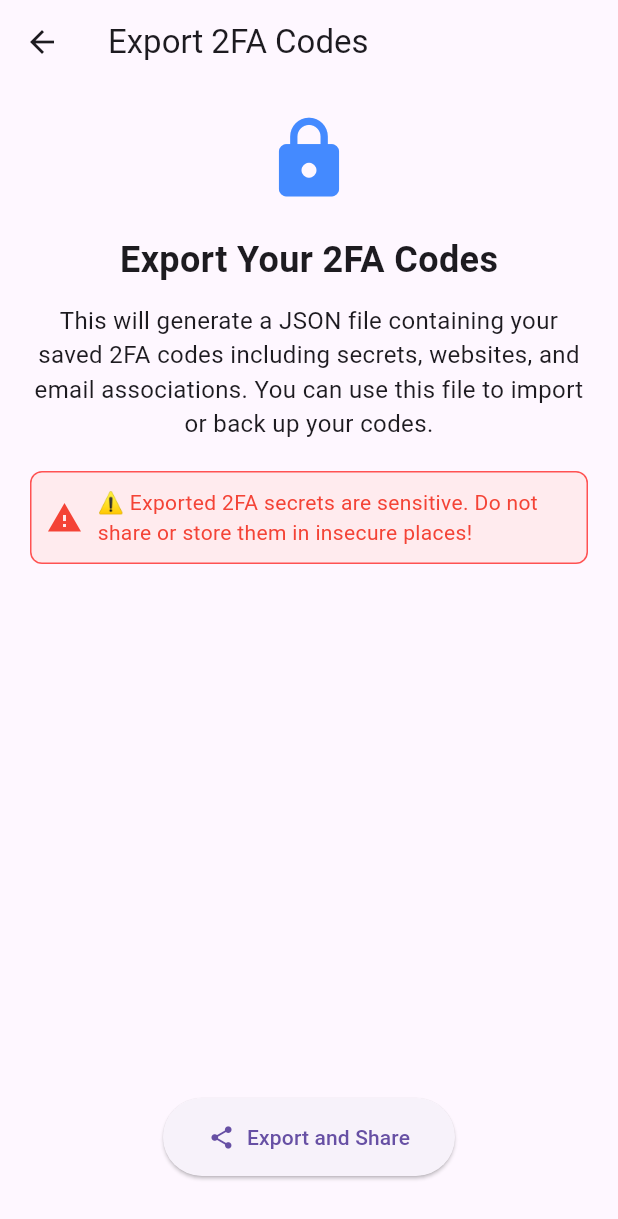
After one commit to Kura1desuJp/flutter_application_3, a Flutter app: the MainScreen screen opened directly, after a tap on the "share" icon, on a phone screen of 412 x 824 dp. The commit adds this screen. Shown: the top 1219 px of the screen. Run offline on Flutter 3.47's test engine with Material 3 defaults, Android fonts, the phone set to English and light mode, and no system bars; our stand-ins replace share_plus, sqflite, sqflite_common_ffi; missing offline and left inert: base32; accounts and stored records are empty.

Commit message:
added export and about pages

```diff
--- /dev/null
+++ b/lib/export_screen.dart
@@ -0,0 +1,87 @@
+import 'package:flutter/material.dart';
+import 'package:flutter_application_3/database_helper.dart';
+import 'package:flutter_application_3/two_factor_code.dart';
+import 'dart:convert';
+import 'package:share_plus/share_plus.dart';
+
+class ExportScreen extends StatelessWidget {
+  Future<String> _exportCodes() async {
+    final codes = await DatabaseHelper.instance.getAllCodes();
+    final List<Map<String, dynamic>> codeMaps = codes.map((code) => {
+      'website': code.website,
+      'email': code.email,
+      'secret': code.secret,
+      'color': code.color.value,
+    }).toList();
+
+    return jsonEncode(codeMaps);
+  }
+
+  @override
+  Widget build(BuildContext context) {
+    return Scaffold(
+      appBar: AppBar(
+        title: const Text('Export 2FA Codes'),
+      ),
+      body: Padding(
+        padding: const EdgeInsets.all(20.0),
+        child: Column(
+          children: [
+            const Icon(Icons.lock, size: 60, color: Colors.blueAccent),
+            const SizedBox(height: 20),
+            const Text(
+              'Export Your 2FA Codes',
+              style: TextStyle(fontSize: 24, fontWeight: FontWeight.bold),
+            ),
+            const SizedBox(height: 12),
+            const Text(
+              'This will generate a JSON file containing your saved 2FA codes including secrets, websites, and email associations. You can use this file to import or back up your codes.',
+              style: TextStyle(fontSize: 16),
+              textAlign: TextAlign.center,
+            ),
+            const SizedBox(height: 20),
+            Container(
+              padding: const EdgeInsets.all(10),
+              decoration: BoxDecoration(
+                color: Colors.red[50],
+                borderRadius: BorderRadius.circular(8),
+                border: Border.all(color: Colors.redAccent),
+              ),
+              child: const Row(
+                children: [
+                  Icon(Icons.warning, color: Colors.red),
+                  SizedBox(width: 10),
+                  Expanded(
+                    child: Text(
+                      '⚠️ Exported 2FA secrets are sensitive. Do not share or store them in insecure places!',
+                      style: TextStyle(color: Colors.red, fontSize: 14),
+                    ),
+                  ),
+                ],
+              ),
+            ),
+            const Spacer(),
+            ElevatedButton.icon(
+              icon: const Icon(Icons.share),
+              label: const Text('Export and Share'),
+              style: ElevatedButton.styleFrom(
+                padding: const EdgeInsets.symmetric(horizontal: 30, vertical: 16),
+              ),
+              onPressed: () async {
+                try {
+                  final exportData = await _exportCodes();
+                  await Share.share(exportData, subject: 'Exported 2FA Codes');
+                } catch (e) {
+                  ScaffoldMessenger.of(context).showSnackBar(
+                    SnackBar(content: Text('Failed to export: $e')),
+                  );
+                }
+              },
+            ),
+            const SizedBox(height: 20),
+          ],
+        ),
+      ),
+    );
+  }
+}
--- a/lib/main_screen.dart
+++ b/lib/main_screen.dart
@@ -1,5 +1,7 @@
 import 'dart:async';
 import 'package:flutter/material.dart';
+import 'package:flutter_application_3/about_page.dart';
+import 'package:flutter_application_3/export_screen.dart';
 import 'package:intl/intl.dart';
 import 'database_helper.dart';
 import 'two_factor_code.dart';
@@ -61,7 +63,31 @@ class _MainScreenState extends State<MainScreen>
   @override
   Widget build(BuildContext context) {
     return Scaffold(
-      appBar: AppBar(title: Text('2FA Codes')),
+      appBar: AppBar(
+        title: Text('2FA Codes'),
+        actions: [
+          IconButton(
+            icon: Icon(Icons.info_outline),
+            onPressed: () {
+              Navigator.push(
+                context,
+                MaterialPageRoute(builder: (context) => AboutPage()),
+              );
+            },
+            tooltip: 'About',
+          ),
+          IconButton(
+            icon: Icon(Icons.share),
+            onPressed: () {
+              Navigator.push(
+                context,
+                MaterialPageRoute(builder: (context) => ExportScreen()),
+              );
+            },
+            tooltip: 'Export Codes',
+          ),
+        ],
+      ),
       floatingActionButton: FloatingActionButton(
         onPressed: () => _navigateToEditScreen(context),
         child: Icon(Icons.add),
--- a/pubspec.yaml
+++ b/pubspec.yaml
@@ -40,6 +40,7 @@ dependencies:
   # The following adds the Cupertino Icons font to your application.
   # Use with the CupertinoIcons class for iOS style icons.
   cupertino_icons: ^1.0.8
+  share_plus: ^7.2.1  # or latest version
 
 dev_dependencies:
   flutter_test:
```
Also changed, not shown: lib/about_page.dart (added, +51 -0 lines), pubspec.lock, 5 other files.
